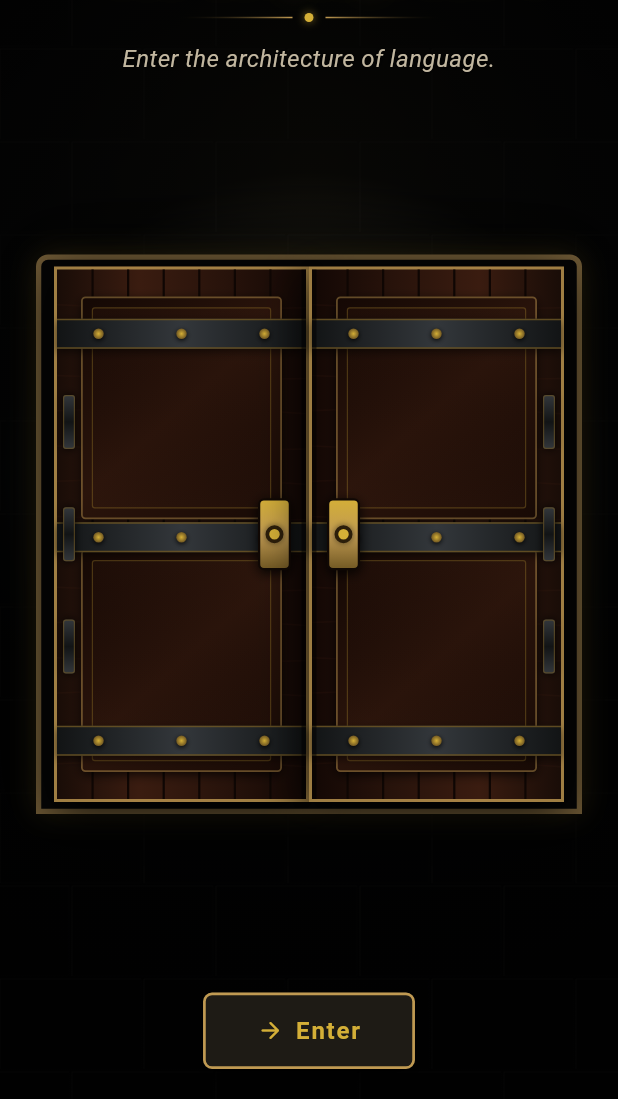
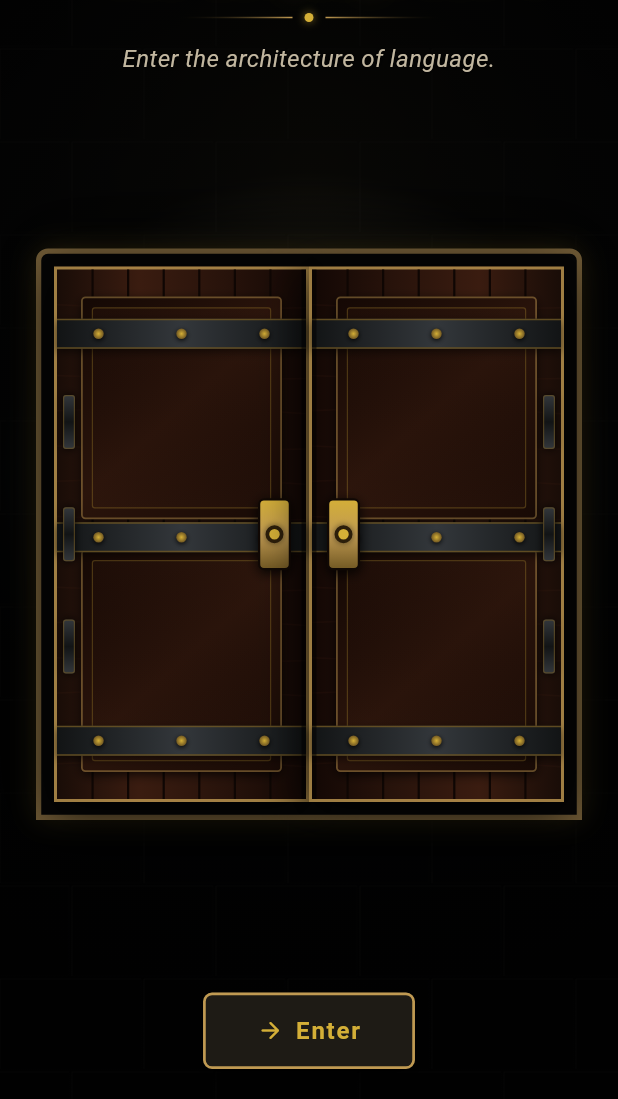
Before and after one commit to sirxcott/Visual-Language-Castle, a Flutter app: the screen it shows after launch, on a phone screen of 412 x 824 dp, the part 137-1236 px from its top. Run offline on Flutter 3.47's test engine with Material 3 defaults, Android fonts, the phone set to English and light mode, and no system bars; our stand-ins replace audioplayers, web; Roboto replaces fonts that are missing (Georgia).

Commit message:
Fix mobile portal frame clipping

```diff
--- a/app/lib/screens/castle_entrance_screen.dart
+++ b/app/lib/screens/castle_entrance_screen.dart
@@ -13,6 +13,8 @@ class CastleEntranceScreen extends StatefulWidget {
 }
 
 class _CastleEntranceScreenState extends State<CastleEntranceScreen> with SingleTickerProviderStateMixin {
+  static const double _horizontalPadding = 20.0;
+  static const double _portalSurround = 24.0;
   late final AnimationController _doorController;
   bool _isOpening = false;
 
@@ -75,7 +77,7 @@ class _CastleEntranceScreenState extends State<CastleEntranceScreen> with Single
                 final gapAfterTagline = veryShortViewport ? 8.0 : (shortViewport ? 14.0 : 24.0);
                 final gapAfterStage = veryShortViewport ? 8.0 : (shortViewport ? 14.0 : 24.0);
                 final paddingV = veryShortViewport ? 6.0 : (shortViewport ? 12.0 : 20.0);
-                final stageWidth = math.min(650.0, constraints.maxWidth * 0.9);
+                final stageWidth = math.min(650.0, constraints.maxWidth - (_horizontalPadding * 2));
 
                 final header = Column(
                   mainAxisSize: MainAxisSize.min,
@@ -134,7 +136,7 @@ class _CastleEntranceScreenState extends State<CastleEntranceScreen> with Single
                   final doorHeight = math.max(_minDoorHeight, math.min(220.0, availableHeight * 0.45));
                   final doorWidth = _doorWidthForHeight(doorHeight, mobile, constraints.maxWidth);
                   return SingleChildScrollView(
-                    padding: EdgeInsets.symmetric(vertical: paddingV, horizontal: 20),
+                    padding: EdgeInsets.symmetric(vertical: paddingV, horizontal: _horizontalPadding),
                     child: Column(
                       mainAxisSize: MainAxisSize.min,
                       children: [
@@ -152,7 +154,7 @@ class _CastleEntranceScreenState extends State<CastleEntranceScreen> with Single
                 // Column children), then let the doors fill whatever vertical
                 // space is left via Expanded -- guaranteeing zero overflow.
                 return Padding(
-                  padding: EdgeInsets.symmetric(vertical: paddingV, horizontal: 20),
+                  padding: EdgeInsets.symmetric(vertical: paddingV, horizontal: _horizontalPadding),
                   child: Column(
                     children: [
                       header,
@@ -190,21 +192,26 @@ class _CastleEntranceScreenState extends State<CastleEntranceScreen> with Single
   static const double _minDoorHeight = 175.0;
 
   static double _doorWidthForHeight(double height, bool mobile, double screenWidth) {
-    final widthBudget = mobile ? math.min(170.0, (screenWidth - 40) / 2) : math.min(270.0, screenWidth * 0.22);
+    final widthBudget = mobile
+        ? math.min(170.0, math.max(0.0, (screenWidth - (_horizontalPadding * 2) - _portalSurround) / 2))
+        : math.min(270.0, screenWidth * 0.22);
     return math.min(height * _doorAspect(mobile), widthBudget);
   }
 
   static double _doorHeightForBudget(double heightBudget, bool mobile, double screenWidth) {
-    final widthBudget = mobile ? math.min(170.0, (screenWidth - 40) / 2) : math.min(270.0, screenWidth * 0.22);
+    final widthBudget = mobile
+        ? math.min(170.0, math.max(0.0, (screenWidth - (_horizontalPadding * 2) - _portalSurround) / 2))
+        : math.min(270.0, screenWidth * 0.22);
     final heightLimitFromWidth = widthBudget / _doorAspect(mobile);
-    final availableHeight = math.max(_minDoorHeight, heightBudget - 16);
+    final availableHeight = math.max(_minDoorHeight, heightBudget - _portalSurround);
     return math.min(math.min(570.0, availableHeight), heightLimitFromWidth);
   }
 
   Widget _buildDoorStage(double doorWidth, double doorHeight, double stageWidth) {
     return SizedBox(
+      key: const ValueKey('entrance-door-stage'),
       width: stageWidth,
-      height: doorHeight + 16,
+      height: doorHeight + _portalSurround,
       child: AnimatedBuilder(
         animation: _doorController,
         builder: (context, child) => Stack(
@@ -212,8 +219,9 @@ class _CastleEntranceScreenState extends State<CastleEntranceScreen> with Single
           children: [
             // Stone Surround Portal Frame
             Container(
-              width: doorWidth * 2 + 24,
-              height: doorHeight + 24,
+              key: const ValueKey('entrance-portal-frame'),
+              width: doorWidth * 2 + _portalSurround,
+              height: doorHeight + _portalSurround,
               decoration: BoxDecoration(
                 color: const Color(0xFF050505),
                 borderRadius: const BorderRadius.vertical(top: Radius.circular(8)),
```
